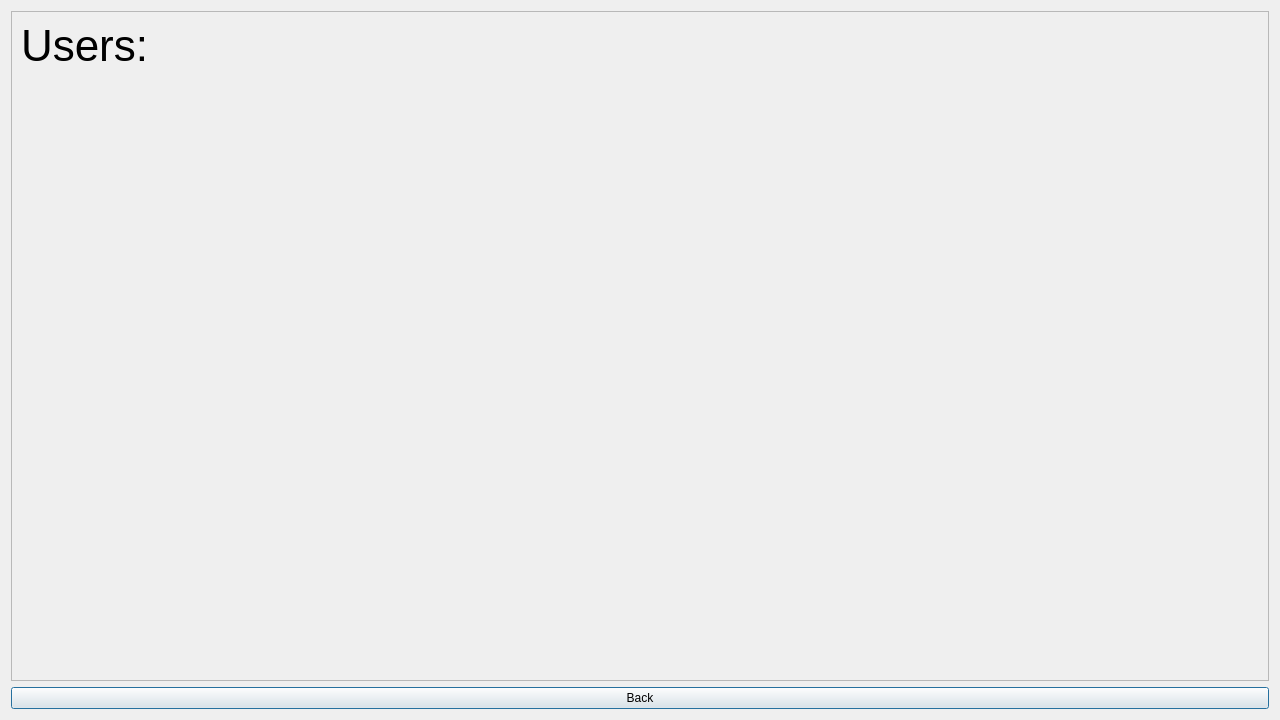
Above: Ds_project/listusers.ui from mohamed-khalid-gamal/Ds_Project before the change. Below: the same form after it.
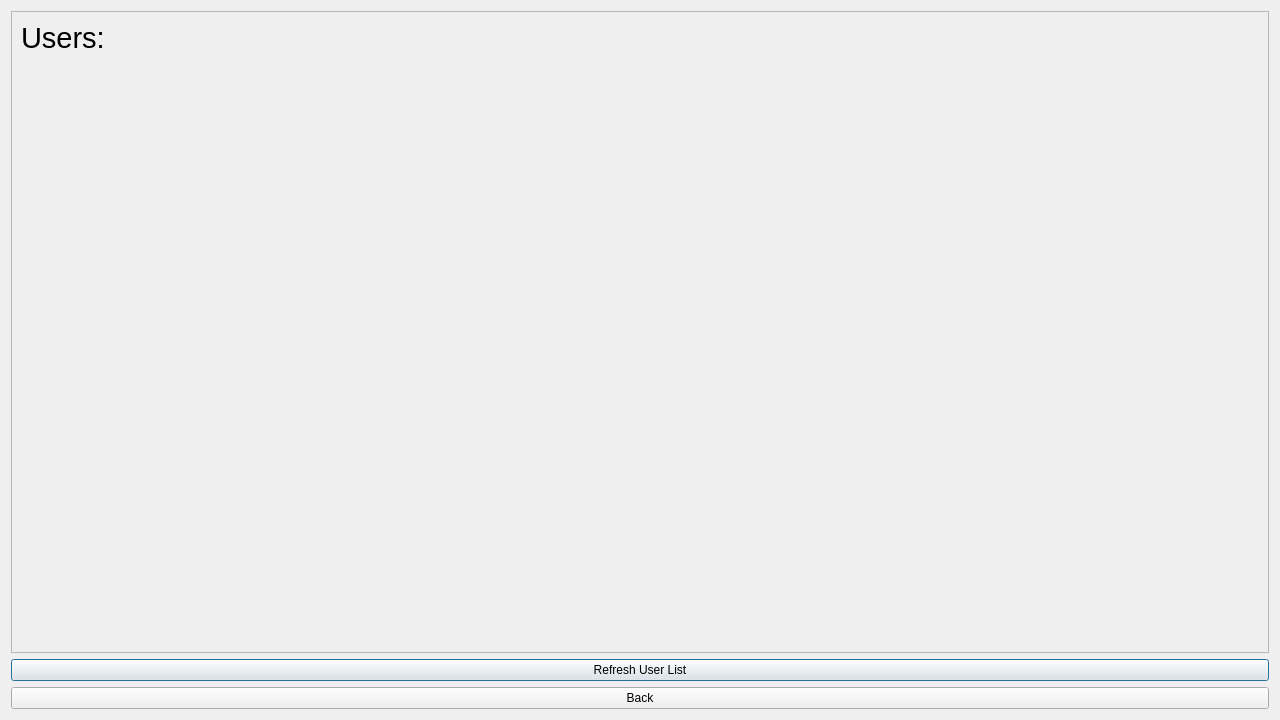
That is the form after the change.

Commit message: GUI: Fully functional send users, list users.

Patch:
```diff
--- a/Ds_project/listusers.ui
+++ b/Ds_project/listusers.ui
@@ -28,7 +28,7 @@
         <x>0</x>
         <y>0</y>
         <width>1260</width>
-        <height>667</height>
+        <height>634</height>
        </rect>
       </property>
       <layout class="QVBoxLayout" name="verticalLayout">
@@ -36,7 +36,7 @@
         <widget class="QLabel" name="label">
          <property name="font">
           <font>
-           <pointsize>33</pointsize>
+           <pointsize>22</pointsize>
           </font>
          </property>
          <property name="text">
@@ -48,6 +48,13 @@
      </widget>
     </widget>
    </item>
+   <item>
+    <widget class="QPushButton" name="pushButton_2">
+     <property name="text">
+      <string>Refresh User List</string>
+     </property>
+    </widget>
+   </item>
    <item>
     <widget class="QPushButton" name="pushButton">
      <property name="text">
```
The commit also changes 31 other files.
